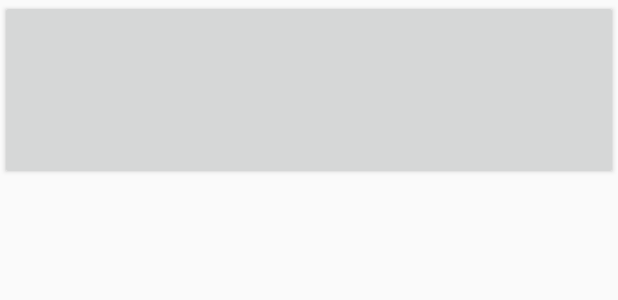
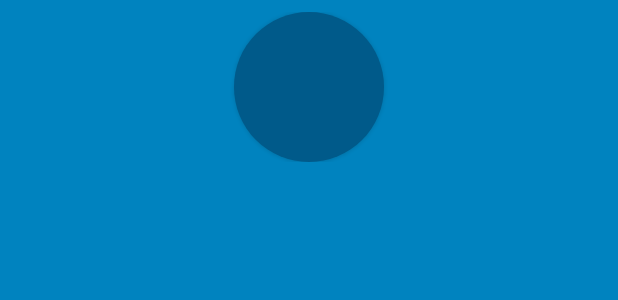
Before and after one commit to codevarius/BeatBox, an Android app: the layout list_item_sound.xml on its own in the app's theme, with its tools: preview values and no code run, on a phone screen of 412 x 824 dp. Shown: the top 300 px of the screen. Run offline under Robolectric (Android 15) with nearby library versions, the phone set to English and light mode, and no system bars.

Commit message:
commit dev

```diff
--- /dev/null
+++ b/app/src/main/res/drawable/button_beat_box.xml
@@ -0,0 +1,6 @@
+<?xml version="1.0" encoding="utf-8"?>
+<selector xmlns:android="http://schemas.android.com/apk/res/android">
+    <item android:drawable="@drawable/button_beat_box_pressed"
+        android:state_pressed="true"/>
+    <item android:drawable="@drawable/button_beat_box_normal"/>
+</selector>
--- /dev/null
+++ b/app/src/main/res/drawable/button_beat_box_normal.xml
@@ -0,0 +1,5 @@
+<?xml version="1.0" encoding="utf-8"?>
+<shape xmlns:android="http://schemas.android.com/apk/res/android"
+    android:shape="oval">
+    <solid android:color="@color/dark_blue"/>
+</shape>
--- /dev/null
+++ b/app/src/main/res/drawable/button_beat_box_pressed.xml
@@ -0,0 +1,10 @@
+<?xml version="1.0" encoding="utf-8"?>
+<layer-list xmlns:android="http://schemas.android.com/apk/res/android">
+    <item>
+        <shape xmlns:android="http://schemas.android.com/apk/res/android"
+            android:shape="oval">
+            <stroke android:width="4dp" android:color="@color/dark_red"/>
+            <solid android:color="@color/red"/>
+        </shape>
+    </item>
+</layer-list>
--- a/app/src/main/res/layout/fragment_beat_box.xml
+++ b/app/src/main/res/layout/fragment_beat_box.xml
@@ -22,7 +22,7 @@
             android:layout_weight="1"
             android:orientation="vertical">
 
-            <EditText
+            <TextView
                 android:id="@+id/barDigits"
                 android:layout_weight="1"
                 android:layout_width="match_parent"
@@ -33,7 +33,7 @@
             <SeekBar
                 android:id="@+id/rateBar"
                 android:layout_weight="1"
-                style="@style/Widget.AppCompat.SeekBar.Discrete"
+                style="@style/Widget.AppCompat.SeekBar"
                 android:layout_width="match_parent"
                 android:layout_height="wrap_content" />
 
--- a/app/src/main/res/layout/list_item_sound.xml
+++ b/app/src/main/res/layout/list_item_sound.xml
@@ -8,9 +8,18 @@
             type="com.kshv.example.beatbox.SoundViewModel" />
     </data>
 
-    <Button
+    <FrameLayout
         android:layout_width="match_parent"
-        android:layout_height="120dp"
-        android:onClick="@{() -> viewModel.onButtonClicked()}"
-        android:text="@{viewModel.title}" />
+        android:layout_height="wrap_content"
+        android:layout_margin="8dp">
+
+        <Button
+            android:layout_width="100dp"
+            android:layout_height="100dp"
+            android:layout_gravity="center"
+            android:onClick="@{() -> viewModel.onButtonClicked()}"
+            android:text="@{viewModel.title}" />
+    </FrameLayout>
+
+
 </layout>
--- a/app/src/main/res/values/colors.xml
+++ b/app/src/main/res/values/colors.xml
@@ -1,6 +1,12 @@
 <?xml version="1.0" encoding="utf-8"?>
 <resources>
-    <color name="colorPrimary">#008577</color>
-    <color name="colorPrimaryDark">#00574B</color>
-    <color name="colorAccent">#D81B60</color>
+    <color name="colorPrimary">#BC6200EA</color>
+    <color name="colorPrimaryDark">#6200EA</color>
+    <color name="colorAccent">#DD2C00</color>
+
+    <color name="red">#F44336</color>
+    <color name="dark_red">#C3352B</color>
+    <color name="gray">#607D8B</color>
+    <color name="shooting_blue">#0083BF</color>
+    <color name="dark_blue">#005A8A</color>
 </resources>
--- a/app/src/main/res/values/styles.xml
+++ b/app/src/main/res/values/styles.xml
@@ -1,11 +1,17 @@
 <resources>
 
     <!-- Base application theme. -->
-    <style name="AppTheme" parent="Theme.AppCompat.Light.DarkActionBar">
+    <style name="AppTheme" parent="Theme.AppCompat">
         <!-- Customize your theme here. -->
         <item name="colorPrimary">@color/colorPrimary</item>
         <item name="colorPrimaryDark">@color/colorPrimaryDark</item>
         <item name="colorAccent">@color/colorAccent</item>
+        <item name="android:windowBackground">@color/shooting_blue</item>
+        <item name="buttonStyle">@style/Widget.AppCompat.Button.BeatBoxButton</item>
+    </style>
+
+    <style name="Widget.AppCompat.Button.BeatBoxButton">
+        <item name="android:background">@drawable/button_beat_box</item>
     </style>
 
 </resources>
```
